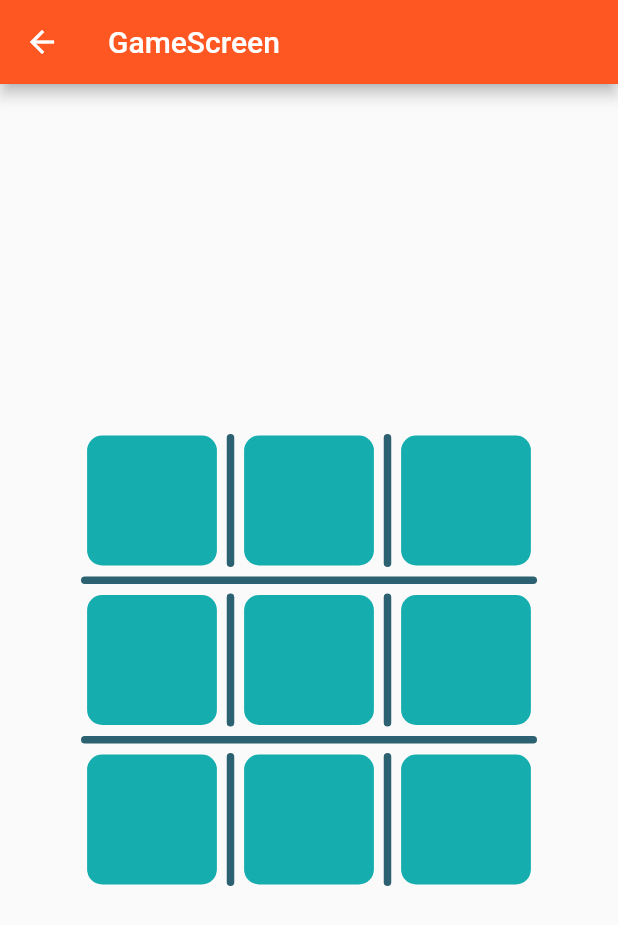
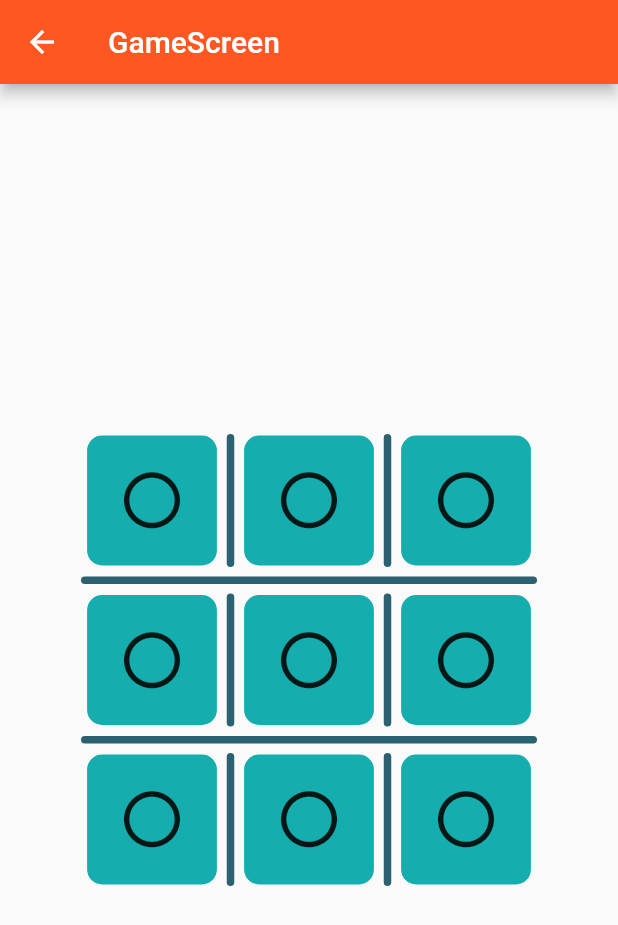
Before and after one commit to qasimsiddiqui/tic_tac_toe, a Flutter app: the GameScreen screen opened directly, on a phone screen of 412 x 824 dp. Shown: the top 925 px of the screen. Run offline on Flutter 3.47's test engine with Material 2 defaults, Android fonts, the light colour scheme and no system bars; our stand-ins replace flutter_riverpod.

Commit message:
riverpod added

```diff
--- a/lib/main.dart
+++ b/lib/main.dart
@@ -1,8 +1,9 @@
 import 'package:flutter/material.dart';
+import 'package:flutter_riverpod/flutter_riverpod.dart';
 import 'package:tic_tac_toe/screens/homeScreen.dart';
 
 void main() {
-  runApp(MyApp());
+  runApp(ProviderScope(child: MyApp()));
 }
 
 class MyApp extends StatelessWidget {
--- a/lib/screens/gameScreen.dart
+++ b/lib/screens/gameScreen.dart
@@ -1,5 +1,13 @@
+import 'dart:math';
+
 import 'package:flutter/material.dart';
+import 'package:flutter_riverpod/flutter_riverpod.dart';
 import 'package:tic_tac_toe/widgets/grid.dart';
+
+final turnProvider = StateProvider<int>((ref) {
+  int numb = Random().nextInt(10);
+  return numb > 5 ? 1 : 2;
+});
 
 class GameScreen extends StatefulWidget {
   @override
--- a/lib/widgets/cell.dart
+++ b/lib/widgets/cell.dart
@@ -1,4 +1,6 @@
 import 'package:flutter/material.dart';
+import 'package:flutter_riverpod/flutter_riverpod.dart';
+import 'package:tic_tac_toe/screens/gameScreen.dart';
 
 class Cell extends StatelessWidget {
   final double deviceWidth;
@@ -7,7 +9,8 @@ class Cell extends StatelessWidget {
 
   @override
   Widget build(BuildContext context) {
-    return InkWell(
+    return Consumer(
+      builder: (context, watch, _) => InkWell(
         child: Container(
           width: deviceWidth * 0.21,
           height: deviceWidth * 0.21,
@@ -15,11 +18,24 @@ class Cell extends StatelessWidget {
             borderRadius: BorderRadius.all(Radius.circular(10)),
             color: Color(0xFF15ADAD),
           ),
-        child: Icon(null), //Icons.close,,, Icons.panorama_fish_eye
+          child: Icon(
+            watch(turnProvider).state == 1
+                ? Icons.close
+                : Icons.panorama_fish_eye,
+            size: 45,
+          ), //Icons.close,,, Icons.panorama_fish_eye
         ),
         onTap: () {
-        print("Tapped, Device Width : $deviceWidth");
+          int numb = watch(turnProvider).state;
+
+          if (numb == 1)
+            context.read(turnProvider).state = 2;
+          else
+            context.read(turnProvider).state = 1;
+
+          print("Turn Player : $numb");
         },
+      ),
     );
   }
 }
```
Also changed, not shown: pubspec.lock. Lines whose indentation alone changed are shown as unchanged.
